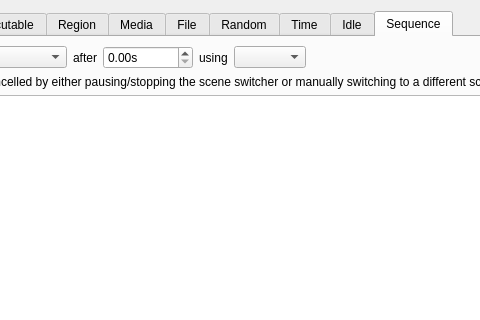
First picture: the form in forms/advanced-scene-switcher.ui, repository WarmUpTill/SceneSwitcher, before the edit; both pictures show x 299 to 779 and y 0 to 320 of the 1100 by 600 pixel window.
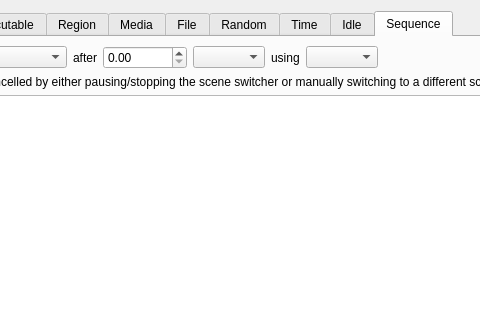
Second picture: the form after the edit. The open tabs and pages were chosen to show the change. Icons and pictures are not drawn.

Commit message:
scene sequence adjustments
use double internally instead of two ints
rework save / load to file to reuse existing functionality
add option to select between seconds / minutes / hours

Diff of the .ui file:
```diff
--- a/forms/advanced-scene-switcher.ui
+++ b/forms/advanced-scene-switcher.ui
@@ -3199,13 +3199,16 @@
          <item>
           <widget class="QDoubleSpinBox" name="sceneRoundTripSpinBox">
            <property name="suffix">
-            <string>s</string>
+            <string/>
            </property>
            <property name="maximum">
-            <double>1000000.000000000000000</double>
+            <double>999999999.000000000000000</double>
            </property>
           </widget>
          </item>
+         <item>
+          <widget class="QComboBox" name="sceneRoundTripDelayUnits"/>
+         </item>
          <item>
           <widget class="QLabel" name="label_17">
            <property name="text">
```
Left out of the diff: 2 changed lines with no effect on the pictures. The commit also changes 5 other files.
